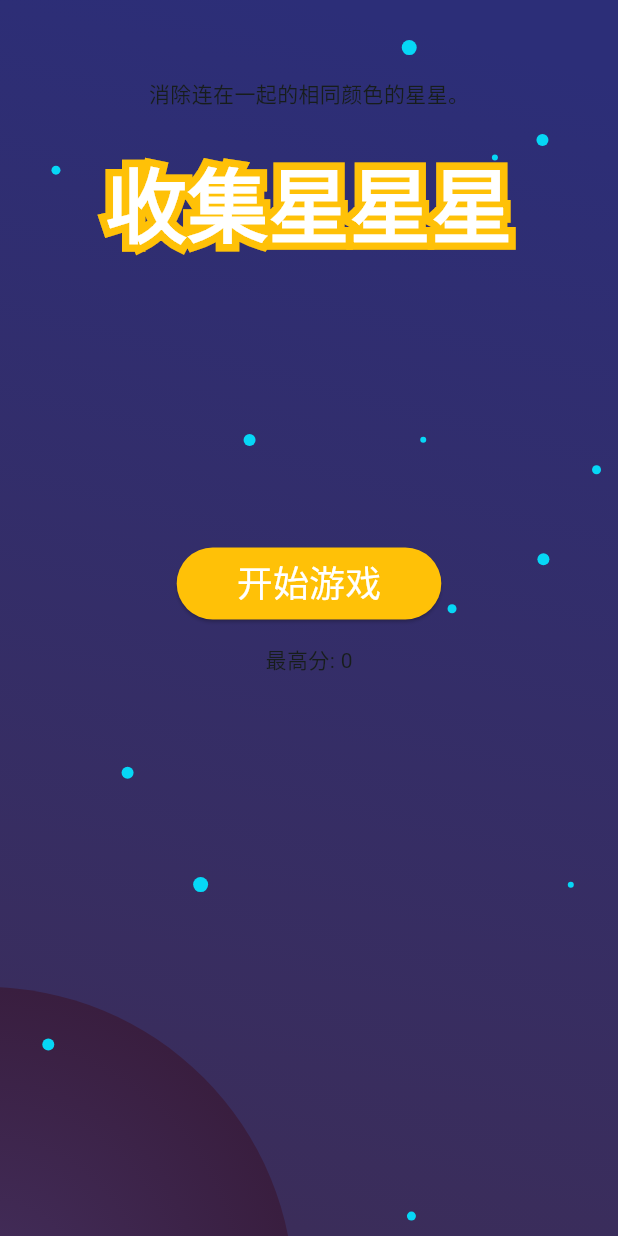
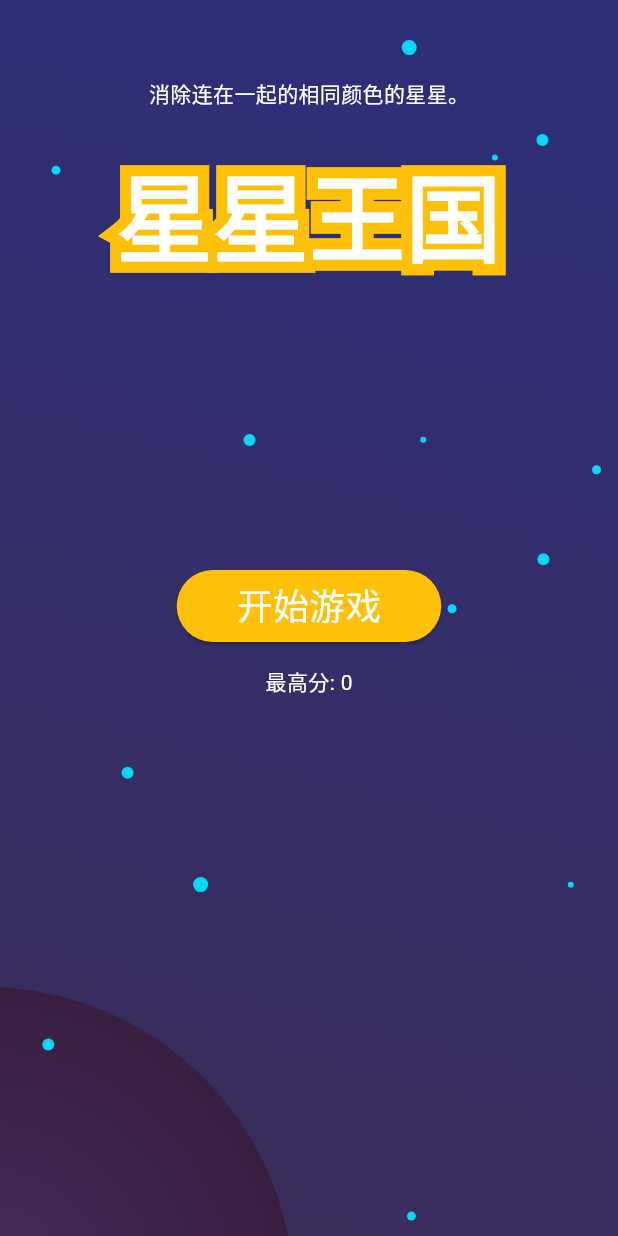
Before and after one commit to ChenCoin/dogcart, a Flutter app: the screen it shows after launch, on a phone screen of 412 x 824 dp. Run offline on Flutter 3.47's test engine with Material 3 defaults, Android fonts, the phone set to English and light mode, and no system bars; our stand-ins replace shared_preferences; missing offline and left inert: dart:html.

```diff
--- a/lib/content.dart
+++ b/lib/content.dart
@@ -1,5 +1,5 @@
 class Content {
-  static const title = '收集星星星';
+  static const title = '星星王国';
 
   static const startGame = '开始游戏';
 
--- a/lib/view/main_panel.dart
+++ b/lib/view/main_panel.dart
@@ -119,18 +119,18 @@ class _MyHomePageState extends State<MyHomePage> {
             Text(
               title,
               style: TextStyle(
-                  fontSize: 54,
+                  fontSize: 64,
                   fontWeight: FontWeight.bold,
                   foreground: Paint()
                     ..style = PaintingStyle.stroke
-                    ..strokeWidth = 10
+                    ..strokeWidth = 15
                     ..color = Colors.amber),
             ),
             Text(
               title,
               style: const TextStyle(
                   color: Colors.white,
-                  fontSize: 54,
+                  fontSize: 64,
                   fontWeight: FontWeight.bold),
             ),
           ],
@@ -157,7 +157,7 @@ class _MyHomePageState extends State<MyHomePage> {
           padding: const EdgeInsets.all(16),
           child: Text(
             '最高分: ${data.highestScore}',
-            style: Theme.of(context).textTheme.bodyMedium,
+            style: const TextStyle(color: Colors.white),
           ),
         ),
       ],
@@ -196,7 +196,10 @@ class _MyHomePageState extends State<MyHomePage> {
         ] else ...[
           const Align(
             alignment: Alignment.bottomCenter,
-            child: Text('消除连在一起的相同颜色的星星。'),
+            child: Text(
+              '消除连在一起的相同颜色的星星。',
+              style: const TextStyle(color: Colors.white),
+            ),
           ),
         ],
       ],
```
Also changed, not shown: 2 other files.
